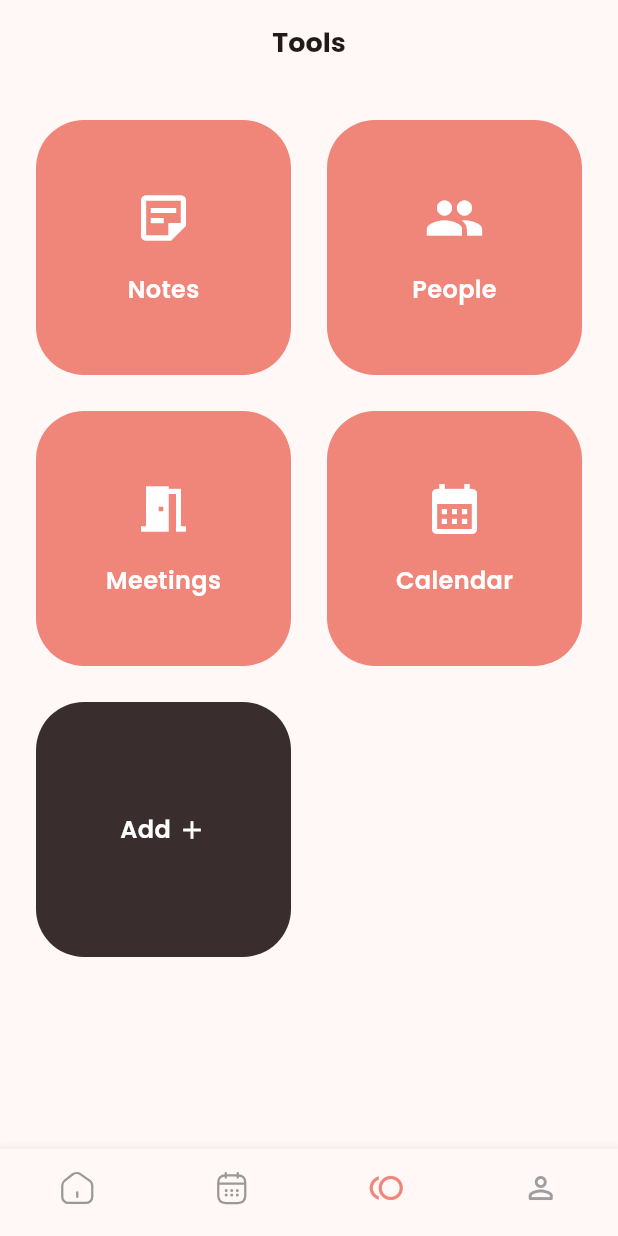
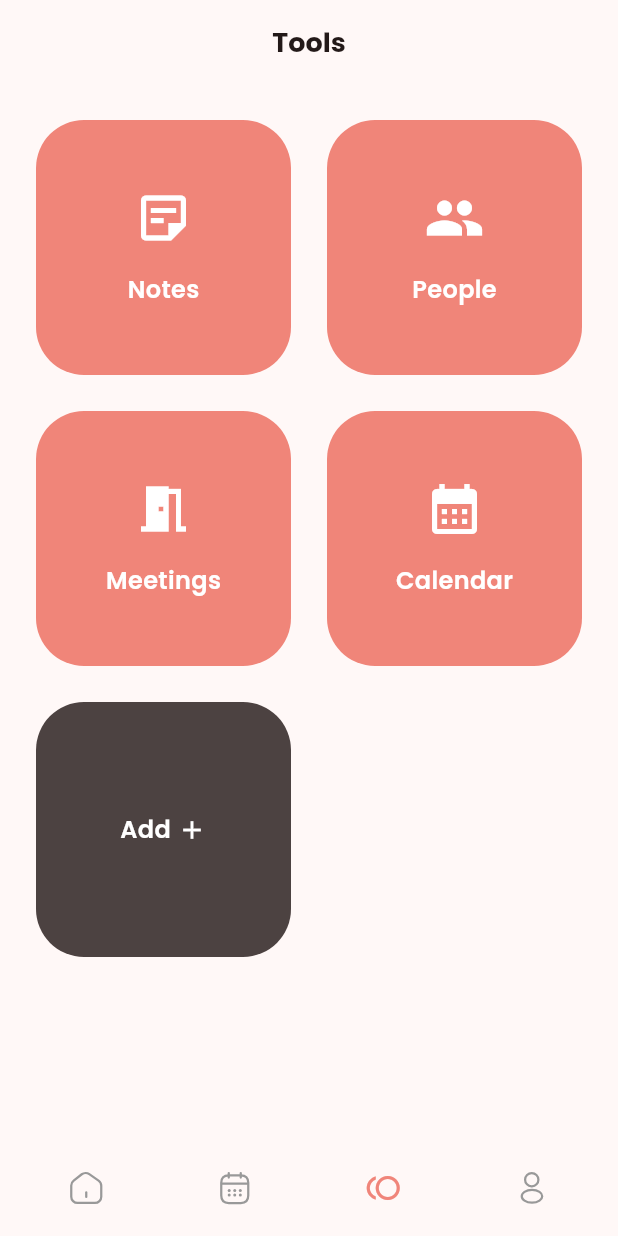
Before and after one commit to curiouslumber/Planora, a Flutter app: the screen it shows after launch, swiped to page 3, on a phone screen of 412 x 824 dp. Run offline on Flutter 3.47's test engine with Material 3 defaults, Android fonts, the phone set to English and light mode, and no system bars; drawn by our look-alikes of calendar_view; our stand-ins replace flutter_svg, get, google_fonts.

Commit message:
updated colors and fixed calendar on current time

```diff
--- a/lib/main.dart
+++ b/lib/main.dart
@@ -14,12 +14,12 @@ class MyApp extends StatelessWidget {
   final lightColorScheme = ColorScheme.fromSeed(
     seedColor: Color(0xffEE786B),
     brightness: Brightness.light,
-  ).copyWith(primary: Color(0xffEE786B).withOpacity(0.9));
+  ).copyWith(primary: Color(0xffEE786B));
 
   final darkColorScheme = ColorScheme.fromSeed(
     seedColor: Color(0xffEE786B),
     brightness: Brightness.dark,
-  ).copyWith(primary: Color(0xffEE786B).withOpacity(0.9));
+  ).copyWith(primary: Color(0xffEE786B));
 
   @override
   Widget build(BuildContext context) {
--- a/lib/views/home_page.dart
+++ b/lib/views/home_page.dart
@@ -3,6 +3,7 @@ import 'package:easy_scheduler/views/pages/home.dart';
 import 'package:easy_scheduler/views/pages/tools.dart';
 import 'package:flutter/material.dart';
 import 'package:flutter_svg/flutter_svg.dart';
+import 'package:get/get.dart';
 
 class LayoutPage extends StatefulWidget {
   const LayoutPage({super.key});
@@ -111,7 +112,10 @@ class _LayoutPageState extends State<LayoutPage> {
           splashColor: Colors.transparent,
           highlightColor: Colors.transparent,
         ),
+        child: Padding(
+          padding: const EdgeInsets.symmetric(horizontal: 8.0),
           child: BottomNavigationBar(
+            elevation: 0,
             currentIndex: _currentIndex,
             showSelectedLabels: false,
             showUnselectedLabels: false,
@@ -122,7 +126,9 @@ class _LayoutPageState extends State<LayoutPage> {
             items: [
               BottomNavigationBarItem(
                 icon: SvgPicture.asset('assets/icons/home-2.svg'),
-              activeIcon: SvgPicture.asset('assets/icons/home-2-selected.svg'),
+                activeIcon: SvgPicture.asset(
+                  'assets/icons/home-2-selected.svg',
+                ),
                 label: 'Home',
               ),
               BottomNavigationBarItem(
@@ -138,13 +144,17 @@ class _LayoutPageState extends State<LayoutPage> {
                 label: 'Activity',
               ),
               BottomNavigationBarItem(
-              icon: Icon(Icons.person_outline_rounded),
-              activeIcon: Icon(Icons.person_outline_rounded),
+                icon: SvgPicture.asset('assets/icons/profile.svg'),
+                activeIcon: SvgPicture.asset(
+                  'assets/icons/profile.svg',
+                  color: context.theme.colorScheme.primary,
+                ),
                 label: 'Profile',
               ),
             ],
           ),
         ),
+      ),
     );
   }
 }
--- a/lib/views/pages/home.dart
+++ b/lib/views/pages/home.dart
@@ -81,7 +81,7 @@ class Home extends StatelessWidget {
                   height: context.height * 0.22,
                   padding: EdgeInsets.symmetric(horizontal: 32),
                   decoration: BoxDecoration(
-                    color: context.theme.colorScheme.primary,
+                    color: context.theme.colorScheme.primary.withOpacity(0.9),
                     borderRadius: BorderRadius.circular(25),
                   ),
                   alignment: Alignment.center,
--- a/lib/views/pages/tools.dart
+++ b/lib/views/pages/tools.dart
@@ -41,7 +41,8 @@ class Tools extends StatelessWidget {
                   color:
                       index == 4
                           ? context.theme.colorScheme.inverseSurface
-                          : context.theme.colorScheme.primary,
+                              .withOpacity(0.9)
+                          : context.theme.colorScheme.primary.withOpacity(0.9),
                   borderRadius: BorderRadius.circular(32.0),
                 ),
                 child: Center(
--- a/pubspec.yaml
+++ b/pubspec.yaml
@@ -12,7 +12,6 @@ dependencies:
   cupertino_icons: ^1.0.8
   flutter:
     sdk: flutter
-  flutter_staggered_grid_view: ^0.7.0
   flutter_svg: ^2.0.17
   get: ^4.7.2
   google_fonts: ^6.2.1
```
Also changed, not shown: lib/views/pages/calendar.dart (+10 -127 lines), lib/widgets/calendar_view.dart (added, +146 -0 lines), pubspec.lock. Lines whose indentation alone changed are shown as unchanged.
